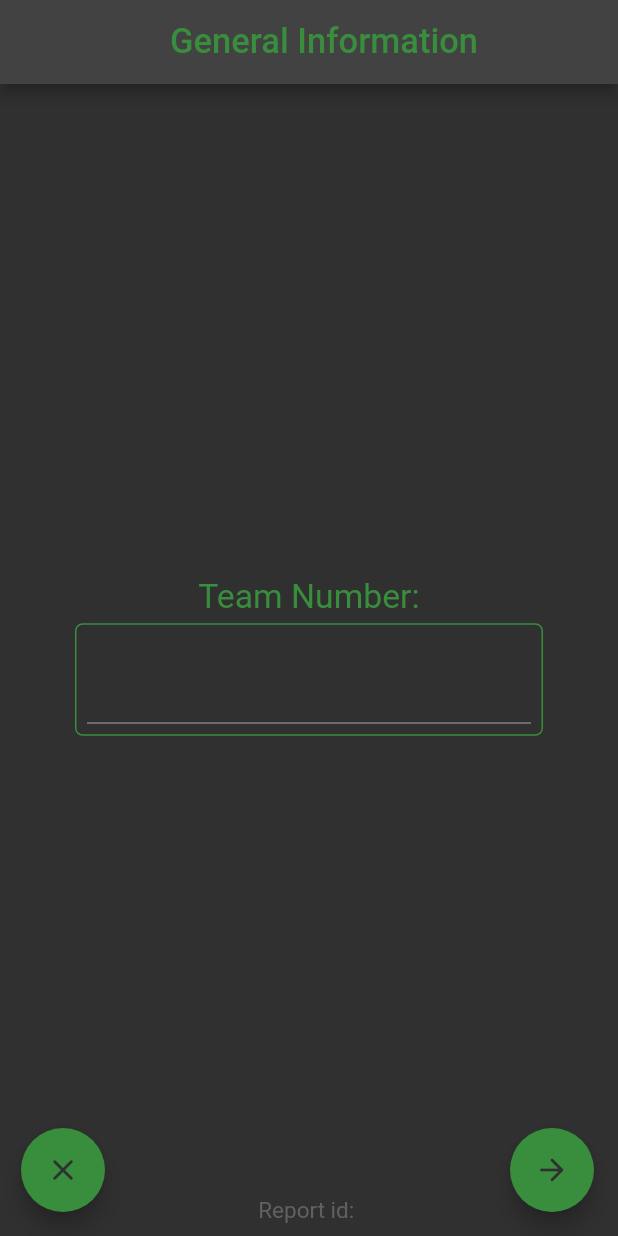
After one commit to Sufilevy/HamosadScoutingApp, a Flutter app: the PitInformation screen opened directly, on a phone screen of 412 x 824 dp. The commit adds this screen. Run offline on Flutter 3.47's test engine with Material 2 defaults, Android fonts, the phone set to English and light mode, and no system bars; our stand-ins replace firebase_core, firebase_database, google_fonts; accounts and stored records are empty; Roboto replaces fonts that are missing (Abel); project files that could hold a hidden picture were left out.

Commit message:
Added pit report

```diff
--- a/lib/pages/general_information_page.dart
+++ b/lib/pages/general_information_page.dart
@@ -275,7 +275,7 @@ class _GeneralInformationPageState extends State<GeneralInformationPage>
                 style: AppFont(size: 15, color: Colors.grey.shade700).getFont(),
               ),
             ),
-          )
+          ),
         ],
       ),
       floatingActionButton: Stack(
@@ -375,7 +375,8 @@ class _GeneralInformationPageState extends State<GeneralInformationPage>
                     Navigator.push(
                       context,
                       MaterialPageRoute(
-                          builder: (context) => pages["autonomus"]!),
+                        builder: (context) => pages["autonomus"],
+                      ),
                     );
                   }
                 }
--- a/lib/pages/pages.dart
+++ b/lib/pages/pages.dart
@@ -11,12 +11,16 @@ export 'teleop_page.dart';
 export 'endgame_page.dart';
 export 'summary_page.dart';
 export 'history_page.dart';
+export 'pit_report.dart';
+export 'pit_information.dart';
 
 Color accentColor = Colors.green.shade700;
 var pages = {};
 bool creatingNewReport = true;
 String reportId = "";
 List<String> reports = [];
+enum ReportType { game, pit }
+ReportType reportType = ReportType.game;
 
 class AppFont {
   final Color? color;
--- /dev/null
+++ b/lib/pages/pit_information.dart
@@ -0,0 +1,120 @@
+import 'package:flutter/material.dart';
+import 'package:hamosad_scouting_app/misc/data_container.dart';
+import 'package:hamosad_scouting_app/pages/pages.dart';
+import 'package:hamosad_scouting_app/widgets/widgets.dart';
+
+class PitInformation extends StatefulWidget {
+  final DataContainer<String> currentTeamData = DataContainer("");
+
+  PitInformation({Key? key}) : super(key: key);
+
+  @override
+  _PitInformationState createState() => _PitInformationState();
+}
+
+class _PitInformationState extends State<PitInformation>
+    with CancelReportButton {
+  late final TextEdit teamNumber;
+
+  @override
+  void initState() {
+    teamNumber = TextEdit(
+      title: "Team Number:",
+      container: widget.currentTeamData,
+      size: 30,
+      lines: 1,
+    );
+    super.initState();
+  }
+
+  @override
+  Widget build(BuildContext context) {
+    return Scaffold(
+      appBar: PageAppBar(title: "General Information"),
+      body: Stack(
+        children: [
+          Column(
+            mainAxisAlignment: MainAxisAlignment.center,
+            crossAxisAlignment: CrossAxisAlignment.center,
+            children: [
+              teamNumber,
+            ],
+          ),
+          Align(
+            alignment: Alignment.bottomCenter,
+            child: Padding(
+              padding: const EdgeInsets.all(8),
+              child: Text(
+                "Report id: $reportId",
+                style: AppFont(size: 15, color: Colors.grey.shade700).getFont(),
+              ),
+            ),
+          ),
+        ],
+      ),
+      floatingActionButton: Stack(
+        children: [
+          getCancelReportButton(context),
+          Align(
+            alignment: Alignment.bottomRight,
+            child: FloatingActionButton(
+              heroTag: "forward",
+              tooltip: "Next page",
+              child: Icon(
+                Icons.arrow_forward_rounded,
+                color: Theme.of(context).canvasColor,
+              ),
+              backgroundColor: accentColor,
+              onPressed: () {
+                setState(() {});
+
+                if (widget.currentTeamData.value == "") {
+                  showDialog(
+                    context: context,
+                    builder: (context) => PopupDialog(
+                      context,
+                      title: "Warning!",
+                      body:
+                          "You need to enter a team number before continuing.",
+                      buttons: [
+                        PopupDialogButton(
+                          text: "OK",
+                          onPressed: () => Navigator.of(context).pop(),
+                        )
+                      ],
+                    ),
+                  );
+                } else {
+                  if (int.tryParse(widget.currentTeamData.value) == null) {
+                    showDialog(
+                      context: context,
+                      builder: (context) => PopupDialog(
+                        context,
+                        title: "Warning!",
+                        body: "You can only enter numbers.",
+                        buttons: [
+                          PopupDialogButton(
+                            text: "OK",
+                            onPressed: () => Navigator.of(context).pop(),
+                          )
+                        ],
+                      ),
+                    );
+                  } else {
+                    FocusScope.of(context).requestFocus(
+                      FocusNode(),
+                    );
+                    Navigator.push(
+                      context,
+                      MaterialPageRoute(builder: (context) => pages["pit"]!),
+                    );
+                  }
+                }
+              },
+            ),
+          ),
+        ],
+      ),
+    );
+  }
+}
--- a/lib/widgets/toggle_button.dart
+++ b/lib/widgets/toggle_button.dart
@@ -20,14 +20,13 @@ class ToggleButton extends StatefulWidget {
 }
 
 class _ToggleButtonState extends State<ToggleButton> {
-
-
   @override
   Widget build(BuildContext context) {
     return Padding(
-      padding: const EdgeInsets.fromLTRB(10, 0, 10, 0),
+      padding: const EdgeInsets.fromLTRB(20, 0, 20, 0),
       child: Row(
         mainAxisAlignment: MainAxisAlignment.center,
+        crossAxisAlignment: CrossAxisAlignment.start,
         children: [
           Transform.scale(
             scale: 1.5,
--- a/lib/widgets/widgets.dart
+++ b/lib/widgets/widgets.dart
@@ -9,3 +9,4 @@ export 'text_edit.dart';
 export 'widget_list.dart';
 export 'options_slider.dart';
 export 'dropdown_menu.dart';
+export 'toggle_buttons.dart';
```
Also changed, not shown: lib/misc/database.dart (+32 -3 lines), lib/pages/home_page.dart (+52 -5 lines), lib/pages/pit_report.dart (added, +143 -0 lines), lib/widgets/floationg_action_buttons.dart (+14 -6 lines), lib/widgets/toggle_buttons.dart (added, +75 -0 lines).
